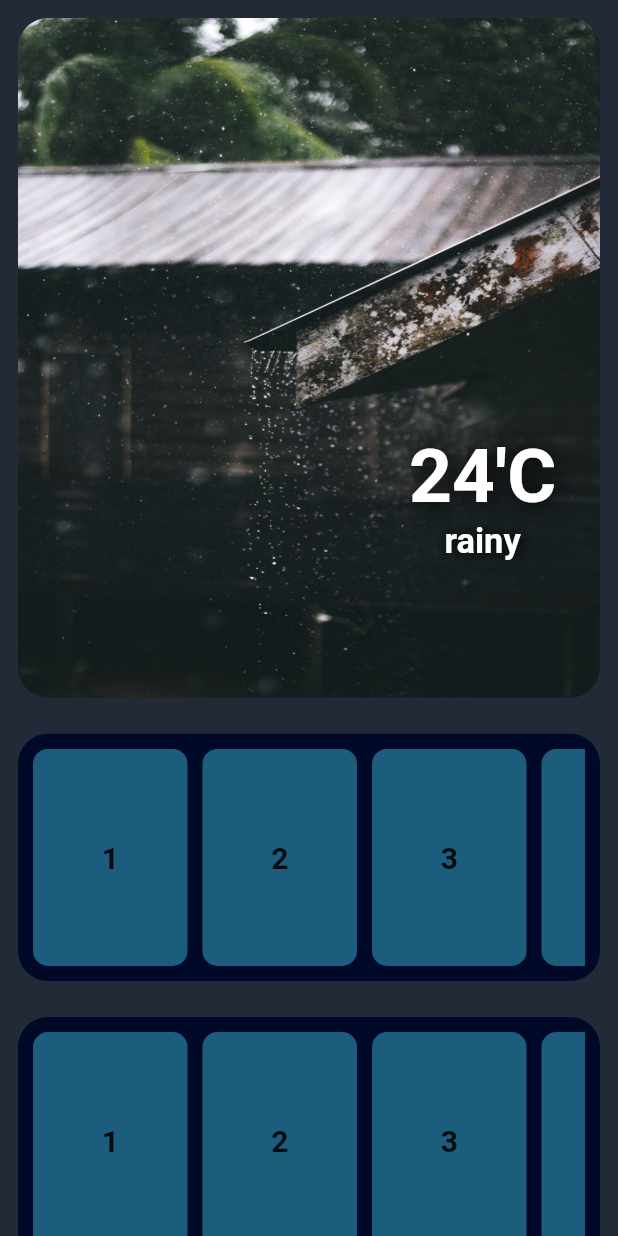
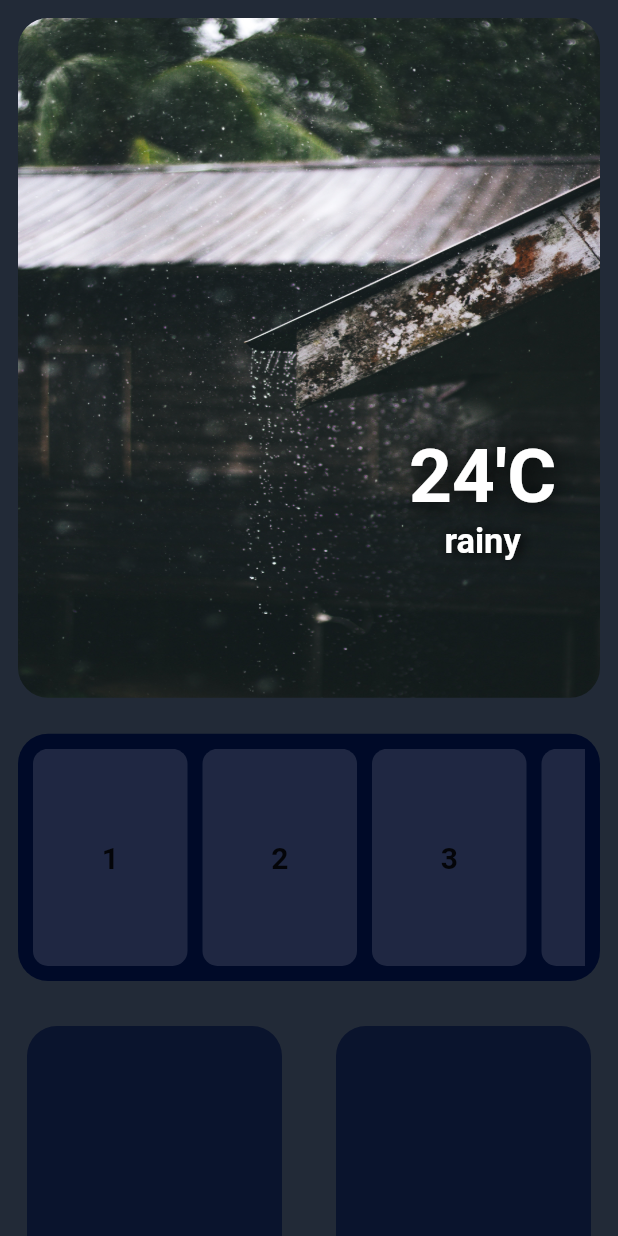
Before and after one commit to Vansh-77/weatherapp, a Flutter app: the screen it shows after launch, on a phone screen of 412 x 824 dp. Run offline on Flutter 3.47's test engine with Material 2 defaults, Android fonts, the phone set to English and light mode, and no system bars.

```diff
--- a/lib/homepage.dart
+++ b/lib/homepage.dart
@@ -1,8 +1,13 @@
 import 'package:flutter/material.dart';
 
-class HomePage extends StatelessWidget {
+class HomePage extends StatefulWidget {
   const HomePage({super.key});
 
+  @override
+  State<HomePage> createState() => _HomePageState();
+}
+
+class _HomePageState extends State<HomePage> {
   @override
   Widget build(BuildContext context) {
     double maxwidth = MediaQuery.of(context).size.width;
@@ -73,7 +78,6 @@ class HomePage extends StatelessWidget {
                 ),
               ],
             ),
-            for (int i = 0; i < 10; i++)
             Padding(
               padding: const EdgeInsets.all(12.0),
               child: Container(
@@ -87,7 +91,7 @@ class HomePage extends StatelessWidget {
                 child: ListView.separated(
                   padding: const EdgeInsets.all(0),
                   scrollDirection: Axis.horizontal,
-                    itemCount: 4,
+                  itemCount: 8,
                   separatorBuilder: (context, index) {
                     return const SizedBox(
                       width: 10,
@@ -98,7 +102,7 @@ class HomePage extends StatelessWidget {
                       width: maxwidth * 0.25,
                       decoration: BoxDecoration(
                         borderRadius: BorderRadius.circular(10),
-                          color: const Color.fromARGB(255, 28, 93, 125),
+                        color: const Color.fromRGBO(255, 255, 255, 0.12),
                       ),
                       child: Center(
                         child: Text(
@@ -114,6 +118,27 @@ class HomePage extends StatelessWidget {
                 ),
               ),
             ),
+            SizedBox(
+              height: maxheight,
+              child: GridView.builder(
+                physics: const NeverScrollableScrollPhysics(),
+                gridDelegate: const SliverGridDelegateWithFixedCrossAxisCount(
+                  crossAxisCount: 2,
+                ),
+                itemCount: 6,
+                itemBuilder: (context, index) {
+                  return Padding(
+                    padding: const EdgeInsets.symmetric(
+                        horizontal: 18.0, vertical: 18),
+                    child: Container(
+                      decoration: BoxDecoration(
+                          color: const Color.fromRGBO(0, 10, 40, 0.7),
+                          borderRadius: BorderRadius.circular(20)),
+                    ),
+                  );
+                },
+              ),
+            )
           ],
         ),
       ),
```
Lines whose indentation alone changed are shown as unchanged.
